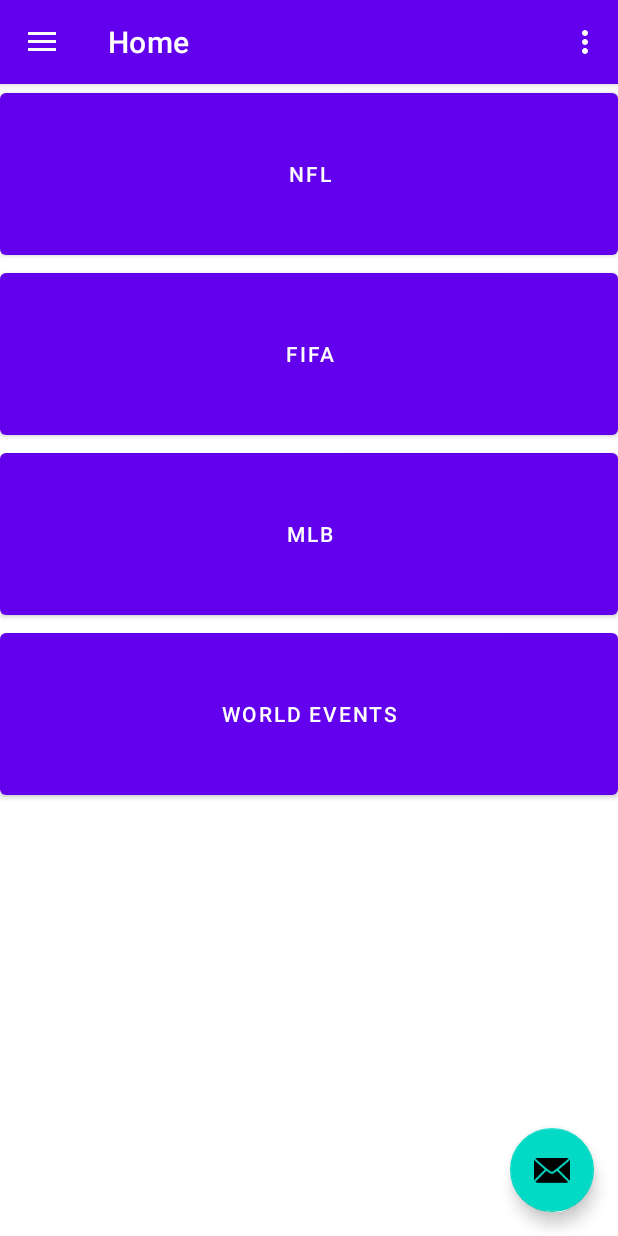
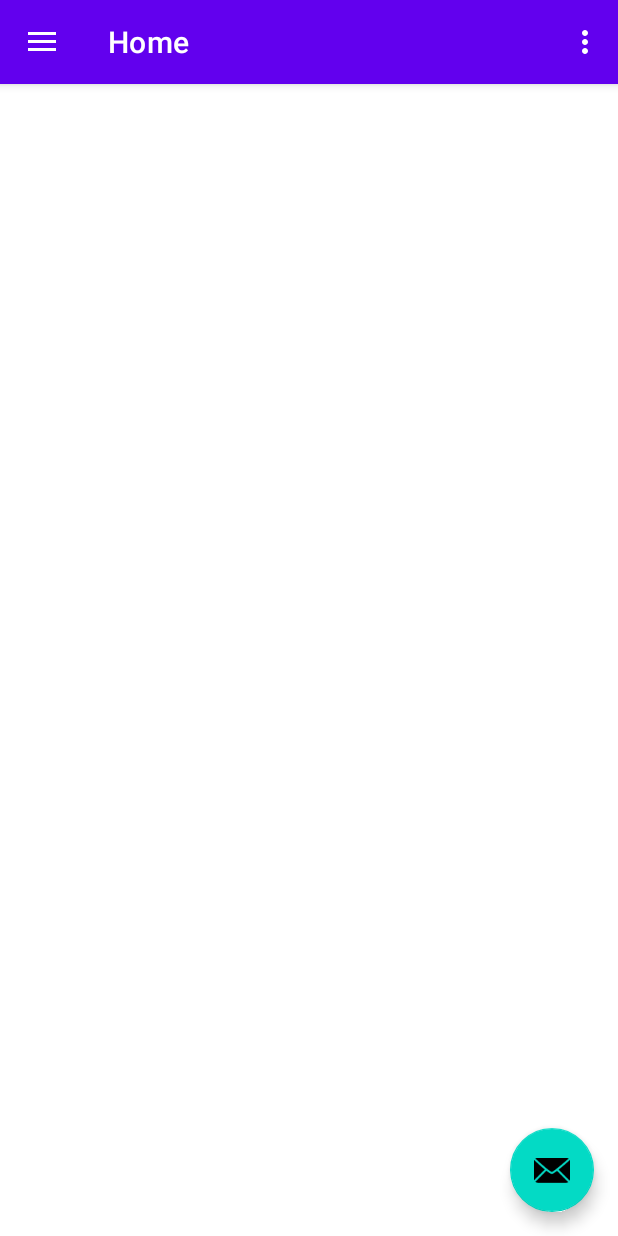
Before and after one commit to csmith845/EzBet, an Android app: the screen it shows after launch (MainActivity), on a phone screen of 412 x 824 dp. Run offline under Robolectric (Android 15) with nearby library versions, the phone set to English and light mode, and no system bars; our stand-ins replace navigation-ui.

Commit message:
removing useless code

```diff
--- a/app/src/main/java/com/cooper/android/easybet/ui/home/HomeFragment.kt
+++ b/app/src/main/java/com/cooper/android/easybet/ui/home/HomeFragment.kt
@@ -40,7 +40,7 @@ class HomeFragment : Fragment() {
 
         _binding = FragmentHomeBinding.inflate(inflater, container, false)
         val root: View = binding.root
-
+/*
         pub1 = binding.pubBet1
         pub2 = binding.pubBet2
         pub3 = binding.pubBet3
@@ -65,8 +65,10 @@ class HomeFragment : Fragment() {
             val intent = Intent(activity, Bet::class.java)
             startActivity(intent)
         }
+*/
+        return root
 
-        return root
+
     }
 
     override fun onDestroyView() {
--- a/app/src/main/res/layout/fragment_home.xml
+++ b/app/src/main/res/layout/fragment_home.xml
@@ -7,29 +7,7 @@
     android:columnCount="1"
     android:rowCount="4"
     android:orientation="horizontal"
-    tools:context=".ui.home.HomeFragment">>
+    tools:context=".ui.home.HomeFragment">
 
-    <Button
-        android:id="@+id/pubBet1"
-        android:layout_width="match_parent"
-        android:layout_height="120dp"
-        android:text="NFL" />
 
-    <Button
-        android:id="@+id/pubBet2"
-        android:layout_width="match_parent"
-        android:layout_height="120dp"
-        android:text="FIFA" />
-
-    <Button
-        android:id="@+id/pubBet3"
-        android:layout_width="match_parent"
-        android:layout_height="120dp"
-        android:text="MLB" />
-
-    <Button
-        android:id="@+id/pubBet4"
-        android:layout_width="match_parent"
-        android:layout_height="120dp"
-        android:text="World Events" />
 </GridLayout>
--- a/build.gradle
+++ b/build.gradle
@@ -1,7 +1,7 @@
 // Top-level build file where you can add configuration options common to all sub-projects/modules.
 plugins {
-    id 'com.android.application' version '7.1.2' apply false
-    id 'com.android.library' version '7.1.2' apply false
+    id 'com.android.application' version '7.1.3' apply false
+    id 'com.android.library' version '7.1.3' apply false
     id 'org.jetbrains.kotlin.android' version '1.6.10' apply false
 }
 
```
Also changed, not shown: app/src/main/AndroidManifest.xml (+0 -12 lines), app/src/main/java/com/cooper/android/easybet/ui/home/pubBet1.kt (deleted, +0 -22 lines), app/src/main/java/com/cooper/android/easybet/ui/home/pubBet2.kt (deleted, +0 -22 lines), app/src/main/java/com/cooper/android/easybet/ui/home/pubBet3.kt (deleted, +0 -22 lines), app/src/main/java/com/cooper/android/easybet/ui/home/pubBet4.kt (deleted, +0 -22 lines), app/src/main/res/layout/activity_pub_bet1.xml (deleted, +0 -18 lines), app/src/main/res/layout/activity_pub_bet2.xml (deleted, +0 -18 lines), app/src/main/res/layout/activity_pub_bet3.xml (deleted, +0 -18 lines), app/src/main/res/layout/activity_pub_bet4.xml (deleted, +0 -18 lines).
